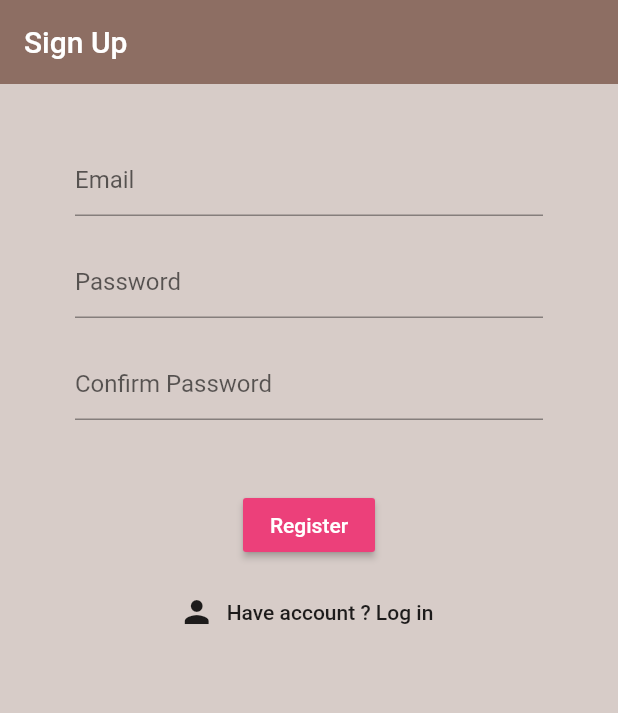
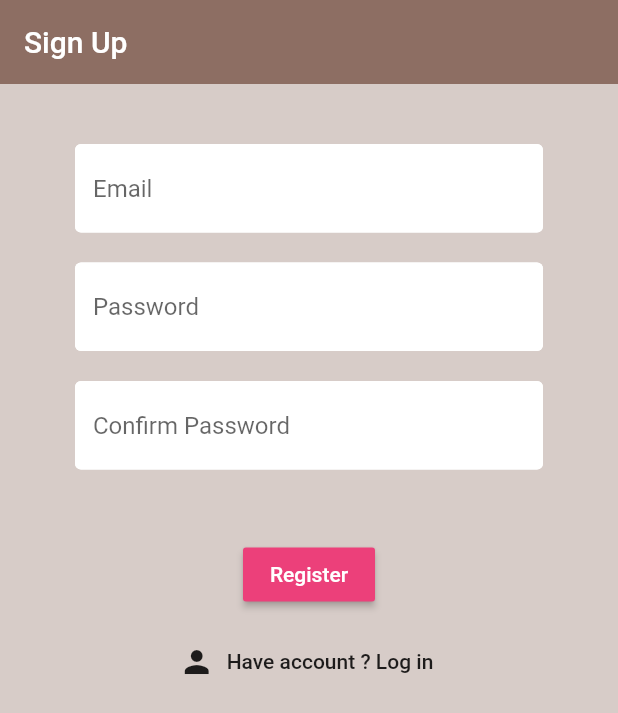
Before and after one commit to ishworpanta10/coffeeAlertFirebase, a Flutter app: the screen it shows after launch, after a tap on "Login", after a tap on "Have no account ? Register", on a phone screen of 412 x 824 dp. Shown: the top 713 px of the screen. Run offline on Flutter 3.47's test engine with Material 2 defaults, Android fonts, the phone set to English and light mode, and no system bars; our stand-ins replace firebase_auth, firebase_core, flutter_spinkit, google_sign_in; missing offline and left inert: flutter_auth_buttons, flutter_login_facebook; accounts and stored records are empty.

Commit message:
forget password and form decoration added

```diff
--- /dev/null
+++ b/lib/constants/constant.dart
@@ -0,0 +1,13 @@
+import 'package:flutter/material.dart';
+
+const textInputDecoration = InputDecoration(
+  hintText: "Email",
+  fillColor: Colors.white,
+  filled: true,
+  enabledBorder: OutlineInputBorder(
+    borderSide: BorderSide(color: Colors.white, width: 2.0),
+  ),
+  focusedBorder: OutlineInputBorder(
+    borderSide: BorderSide(color: Colors.blueGrey, width: 2.0),
+  ),
+);
--- a/lib/screens/auth/register.dart
+++ b/lib/screens/auth/register.dart
@@ -1,3 +1,4 @@
+import 'package:coffeealert/constants/constant.dart';
 import 'package:coffeealert/services/auth.dart';
 import 'package:flutter/material.dart';
 
@@ -43,9 +44,7 @@ class _RegisterState extends State<Register> {
                     height: 20.0,
                   ),
                   TextFormField(
-                    decoration: InputDecoration(
-                      hintText: "Email",
-                    ),
+                    decoration: textInputDecoration,
                     validator: (value) {
                       return value.isEmpty ? "Email can not be empty" : null;
                     },
@@ -59,9 +58,8 @@ class _RegisterState extends State<Register> {
                     height: 20.0,
                   ),
                   TextFormField(
-                    decoration: InputDecoration(
-                      hintText: "Password",
-                    ),
+                    decoration:
+                        textInputDecoration.copyWith(hintText: "Password"),
                     validator: (value) {
                       return value.length < 6
                           ? "Passsword must be greater than 6 character "
@@ -78,7 +76,7 @@ class _RegisterState extends State<Register> {
                     height: 20.0,
                   ),
                   TextFormField(
-                    decoration: InputDecoration(
+                    decoration: textInputDecoration.copyWith(
                       hintText: "Confirm Password",
                     ),
                     validator: (value) {
@@ -111,11 +109,11 @@ class _RegisterState extends State<Register> {
                     color: Colors.pink[400],
                     onPressed: () async {
                       if (_formKey.currentState.validate()) {
-                        dynamic user =
-                            await _auth.registerWithEmail(email, password);
-                        if (user == null) {
+                        try {
+                          await _auth.registerWithEmail(email, password);
+                        } catch (e) {
                           setState(() {
-                            error = "Provide the valid email address";
+                            error = e.message;
                           });
                         }
                       }
--- a/lib/screens/auth/sign_in.dart
+++ b/lib/screens/auth/sign_in.dart
@@ -1,3 +1,5 @@
+import 'package:coffeealert/constants/constant.dart';
+import 'package:coffeealert/screens/auth/forget_password.dart';
 import 'package:coffeealert/services/auth.dart';
 import 'package:flutter/material.dart';
 import 'package:flutter_auth_buttons/flutter_auth_buttons.dart';
@@ -44,9 +46,7 @@ class _SignInState extends State<SignIn> {
                     height: 20.0,
                   ),
                   TextFormField(
-                    decoration: InputDecoration(
-                      hintText: "Email",
-                    ),
+                    decoration: textInputDecoration,
                     validator: (value) {
                       return value.isEmpty ? "Email can not be empty" : null;
                     },
@@ -60,9 +60,8 @@ class _SignInState extends State<SignIn> {
                     height: 20.0,
                   ),
                   TextFormField(
-                    decoration: InputDecoration(
-                      hintText: "Password",
-                    ),
+                    decoration:
+                        textInputDecoration.copyWith(hintText: "Password"),
                     validator: (value) {
                       return value.length < 6
                           ? "Passsword can not be less than 6 character"
@@ -146,6 +145,20 @@ class _SignInState extends State<SignIn> {
                         });
                       }
                     },
+                  ),
+                  SizedBox(
+                    height: 10.0,
+                  ),
+                  RaisedButton(
+                    onPressed: () {
+                      Navigator.push(
+                        context,
+                        MaterialPageRoute(
+                          builder: (_) => ForgetPassword(),
+                        ),
+                      );
+                    },
+                    child: Text("Forget Password"),
                   )
                 ],
               ),
--- a/pubspec.yaml
+++ b/pubspec.yaml
@@ -15,10 +15,10 @@ dependencies:
   cloud_firestore: ^0.14.0+2
   firebase_auth: ^0.18.0+1
   provider: ^4.3.2+2
-  font_awesome_flutter: ^8.8.1
   google_sign_in: ^4.5.3
   flutter_auth_buttons: ^0.10.0
   flutter_login_facebook: ^0.2.1
+  flutter_spinkit: ^4.1.2+1
 
 dev_dependencies:
   flutter_test:
```
Also changed, not shown: lib/constants/loading.dart (added, +17 -0 lines), lib/screens/auth/forget_password.dart (added, +111 -0 lines), lib/services/auth.dart (+19 -9 lines), pubspec.lock.
